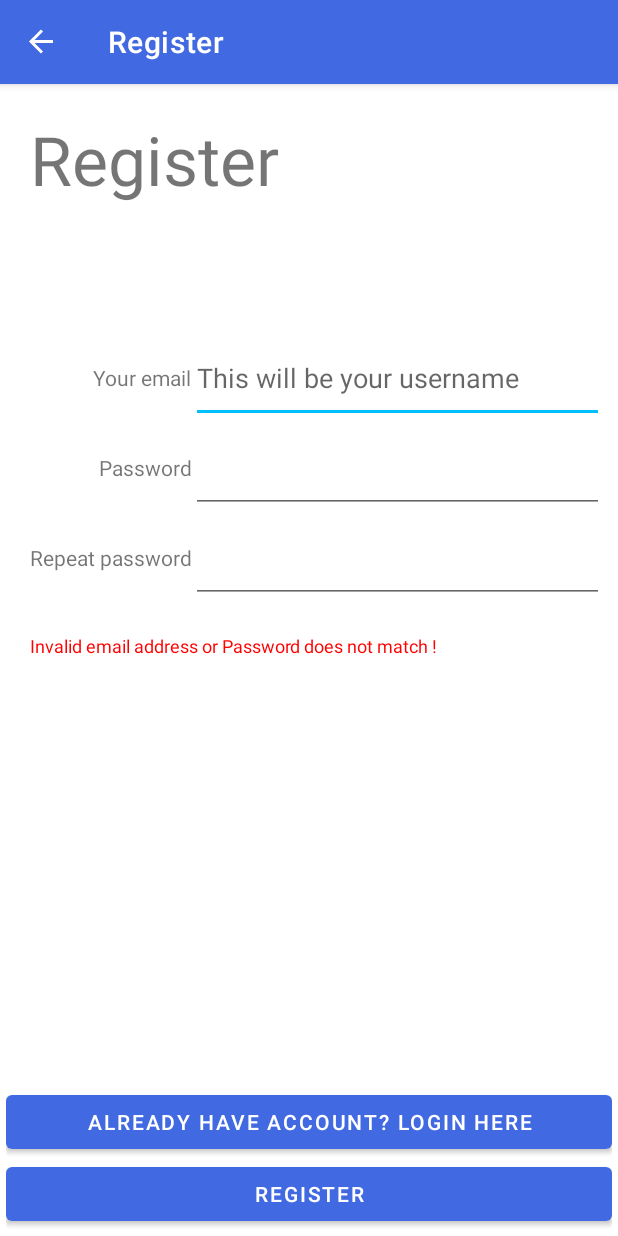
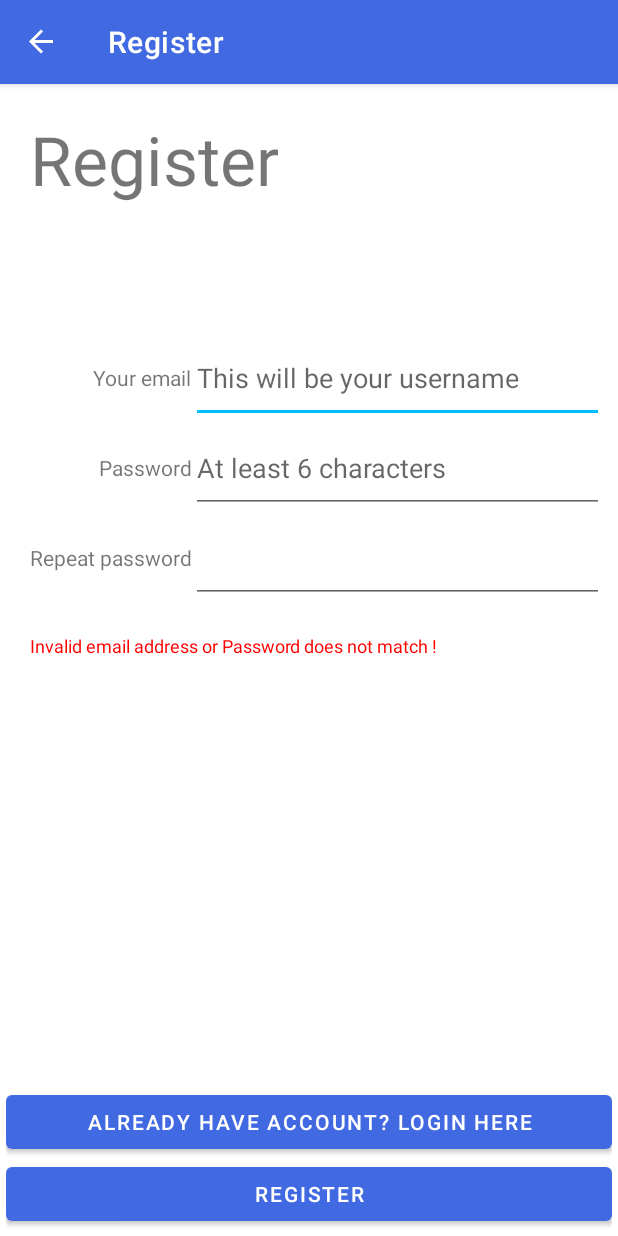
Before and after one commit to JerryFhuurr/NetShare, an Android app: the RegisterFragment screen opened through its navigation route, after a tap on "REGISTER", on a phone screen of 412 x 824 dp. Run offline under Robolectric (Android 15) with nearby library versions, the phone set to English and light mode, and no system bars; our stand-ins replace Firebase (no records; nobody signed in at launch, a user with empty details on screens opened directly), navigation-ui.

Commit message:
modify some labels and add a limitation for password length

```diff
--- a/app/src/main/java/com/and/netshare/login/ui/main/LoginFragment.java
+++ b/app/src/main/java/com/and/netshare/login/ui/main/LoginFragment.java
@@ -64,6 +64,7 @@ public class LoginFragment extends Fragment {
     public void onActivityCreated(@Nullable Bundle savedInstanceState) {
         super.onActivityCreated(savedInstanceState);
         mViewModel = new ViewModelProvider(this).get(LoginViewModel.class);
+
         loginButton.setOnClickListener(new View.OnClickListener() {
             @Override
             public void onClick(View view) {
@@ -83,7 +84,6 @@ public class LoginFragment extends Fragment {
                                     Log.w(TAG, "signInWithEmail:failure", task.getException());
                                     Toast.makeText(getContext(), R.string.login_fail_toast,
                                             Toast.LENGTH_SHORT).show();
-                                    updateUI(null);
                                 }
                             }
                         });
--- a/app/src/main/java/com/and/netshare/login/ui/main/RegisterFragment.java
+++ b/app/src/main/java/com/and/netshare/login/ui/main/RegisterFragment.java
@@ -1,5 +1,6 @@
 package com.and.netshare.login.ui.main;
 
+import android.content.Intent;
 import android.os.Bundle;
 
 import androidx.annotation.NonNull;
@@ -17,6 +18,7 @@ import android.widget.EditText;
 import android.widget.TextView;
 import android.widget.Toast;
 
+import com.and.netshare.MainActivity;
 import com.and.netshare.R;
 import com.google.android.gms.tasks.OnCompleteListener;
 import com.google.android.gms.tasks.Task;
@@ -74,13 +76,14 @@ public class RegisterFragment extends Fragment {
                 String password1 = password.getText().toString();
                 String password2 = password_repeat.getText().toString();
 
-                if (emailString.matches(REGEX_EMAIL) && (password1.trim()).equals(password2.trim())) {
+                if (emailString.matches(REGEX_EMAIL) && (password1.trim()).equals(password2.trim()) && password1.length() > 6) {
                     registerAuth.createUserWithEmailAndPassword(emailString, password1)
                             .addOnCompleteListener(getActivity(), new OnCompleteListener<AuthResult>() {
                                 @Override
                                 public void onComplete(@NonNull Task<AuthResult> task) {
                                     if (task.isSuccessful()){
                                         Toast.makeText(getContext(), R.string.register_info, Toast.LENGTH_SHORT).show();
+                                        startActivity(new Intent(getActivity(), MainActivity.class));
                                     }
                                 }
                             });
--- a/app/src/main/res/layout/fragment_register.xml
+++ b/app/src/main/res/layout/fragment_register.xml
@@ -70,6 +70,7 @@
                 android:layout_height="60dp"
                 android:layout_weight="1.5"
                 android:inputType="textPassword"
+                android:hint="@string/register_password_hint"
                 tools:ignore="SpeakableTextPresentCheck" />
         </LinearLayout>
 
--- a/app/src/main/res/values/strings.xml
+++ b/app/src/main/res/values/strings.xml
@@ -27,4 +27,5 @@
     <string name="register_change_login">Already have account? Login here</string>
     <string name="register_error">Invalid email address or Password does not match !</string>
     <string name="register_info">Register success !</string>
+    <string name="register_password_hint">At least 6 characters</string>
 </resources>
```
